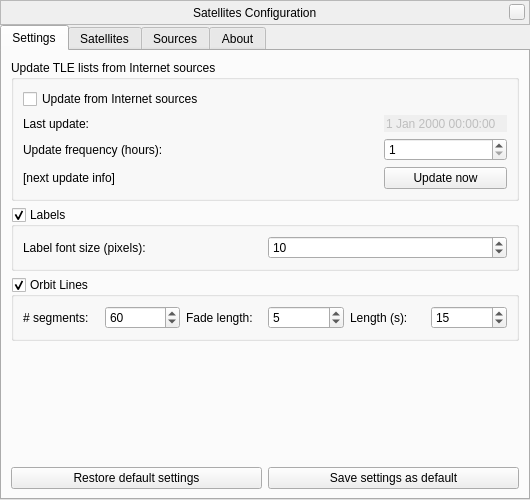
The window that plugins/Satellites/src/gui/satellitesDialog.ui (519984307/stellarium_src) describes before a commit, drawn with Qt 5.
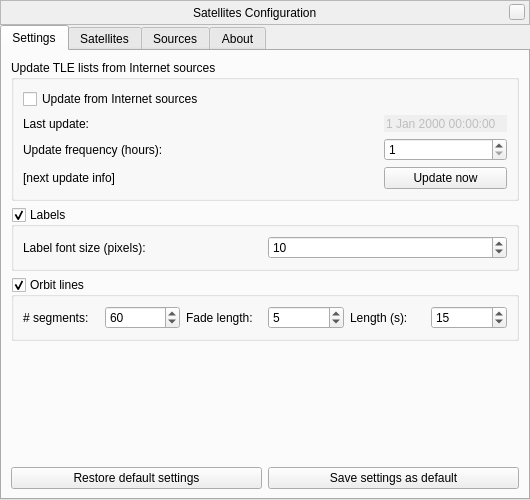
The same window after the commit. Icons and pictures are not drawn. Custom widgets are drawn as their Qt base class.

Commit message: fixed some problems with the Satellite plugin translation

```diff
--- a/plugins/Satellites/src/gui/satellitesDialog.ui
+++ b/plugins/Satellites/src/gui/satellitesDialog.ui
@@ -277,7 +277,7 @@
        <item>
         <widget class="QGroupBox" name="orbitLinesGroup">
          <property name="title">
-          <string>Orbit Lines</string>
+          <string>Orbit lines</string>
          </property>
          <property name="flat">
           <bool>true</bool>
```
The commit also changes 2 other files.
